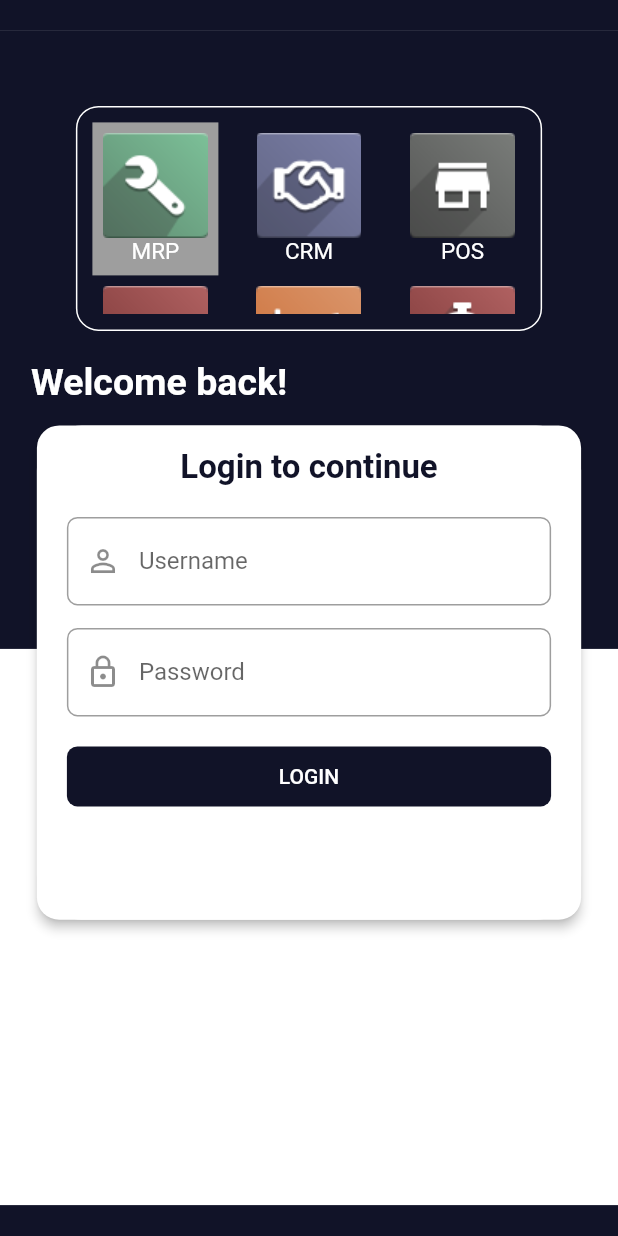
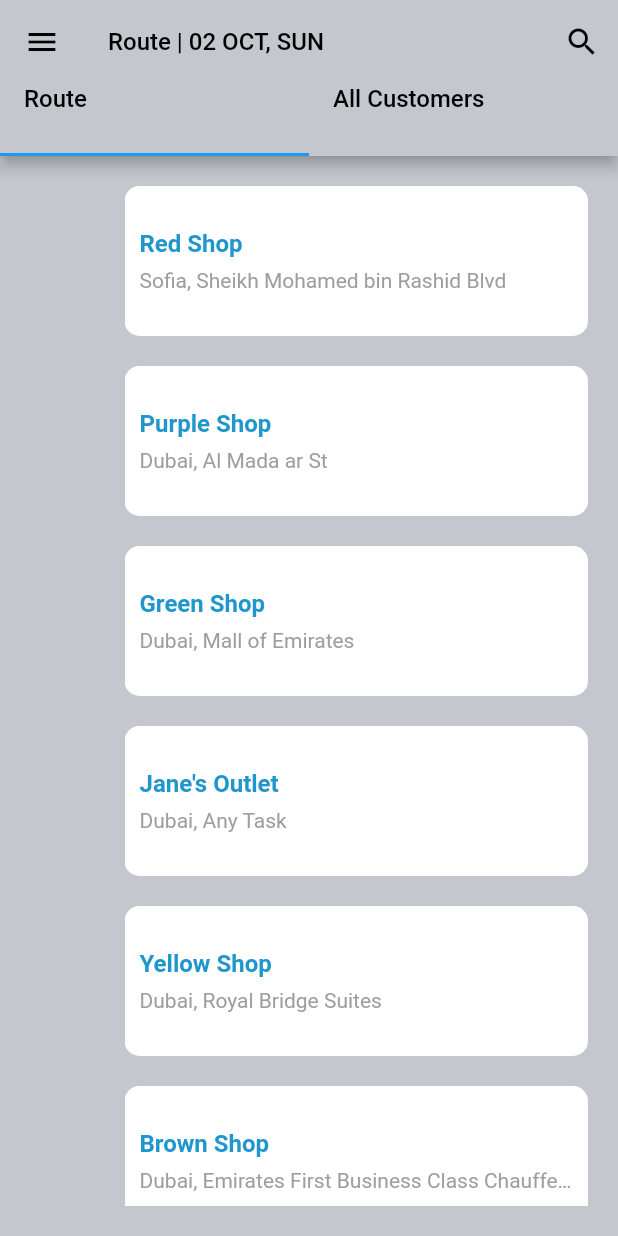
Before and after one commit to K7alid/injaz.go, a Flutter app: the screen it shows after launch, on a phone screen of 412 x 824 dp. Run offline on Flutter 3.47's test engine with Material 2 defaults, Android fonts, the phone set to English and light mode, and no system bars; our stand-ins replace flutter_bloc, fluttertoast.

Commit message:
route screen done

```diff
--- a/lib/main.dart
+++ b/lib/main.dart
@@ -2,7 +2,7 @@ import 'package:flutter/material.dart';
 import 'package:flutter_bloc/flutter_bloc.dart';
 import 'package:flutter_localizations/flutter_localizations.dart';
 import 'package:injaz_go/app_localization.dart';
-import 'package:injaz_go/module/login/login_screen.dart';
+import 'package:injaz_go/module/route_screen/route_screen.dart';
 
 import 'module/login/cubit/cubit.dart';
 import 'module/login/cubit/states.dart';
@@ -42,7 +42,7 @@ class MyApp extends StatelessWidget {
                 }
                 return supportedLocales.first;
               },
-              home: LoginScreen(),
+              home: RouteScreen(),
             );
           },
         ));
--- a/lib/module/home_screen/home_screen.dart
+++ b/lib/module/home_screen/home_screen.dart
@@ -1,5 +1,5 @@
 import 'package:flutter/material.dart';
-import 'package:injaz_go/module/home_screen/task_model.dart';
+import 'package:injaz_go/module/home_screen/model/task_model.dart';
 import 'package:injaz_go/shared/components.dart';
 import 'package:injaz_go/shared/constants.dart';
 import 'package:injaz_go/shared/widgets/custom_text.dart';
--- /dev/null
+++ b/lib/module/route_screen/model/route_tasks.dart
@@ -0,0 +1,51 @@
+class RouteTask {
+  const RouteTask({
+    required this.customerName,
+    required this.city,
+    required this.taskName,
+    required this.customerNumber,
+  });
+  final String customerName;
+  final String city;
+  final String taskName;
+  final int customerNumber;
+}
+
+List<RouteTask> routeTasks = [
+  const RouteTask(
+    customerName: 'Red Shop',
+    city: 'Sofia',
+    taskName: 'Sheikh Mohamed bin Rashid Blvd',
+    customerNumber: 0101923,
+  ),
+  const RouteTask(
+    customerName: 'Purple Shop',
+    city: 'Dubai',
+    taskName: 'Al Mada ar St',
+    customerNumber: 01000019,
+  ),
+  const RouteTask(
+    customerName: 'Green Shop',
+    city: 'Dubai',
+    taskName: 'Mall of Emirates',
+    customerNumber: 01000006,
+  ),
+  const RouteTask(
+    customerName: 'Jane\'s Outlet',
+    city: 'Dubai',
+    taskName: 'Any Task',
+    customerNumber: 01000008,
+  ),
+  const RouteTask(
+    customerName: 'Yellow Shop',
+    city: 'Dubai',
+    taskName: 'Royal Bridge Suites',
+    customerNumber: 0300019,
+  ),
+  const RouteTask(
+    customerName: 'Brown Shop',
+    city: 'Dubai',
+    taskName: 'Emirates First Business Class Chauffeur Service',
+    customerNumber: 0300019,
+  ),
+];
--- /dev/null
+++ b/lib/module/route_screen/route_screen.dart
@@ -0,0 +1,61 @@
+import 'package:flutter/material.dart';
+import 'package:injaz_go/module/route_screen/widgets/all_customer_screen_builder.dart';
+import 'package:injaz_go/module/route_screen/widgets/route_screen_builder.dart';
+import 'package:injaz_go/shared/constants.dart';
+import 'package:injaz_go/shared/widgets/custom_text.dart';
+
+class RouteScreen extends StatelessWidget {
+  const RouteScreen({Key? key}) : super(key: key);
+
+  @override
+  Widget build(BuildContext context) {
+    return DefaultTabController(
+        initialIndex: 0,
+        length: 4,
+        child: Scaffold(
+          backgroundColor: landColor,
+          appBar: AppBar(
+            backgroundColor: landColor,
+            leading: Icon(
+              Icons.menu,
+              color: Colors.black,
+            ),
+            title: const CustomText(
+              text: 'Route | 02 OCT, SUN',
+              color: Colors.black,
+            ),
+            actions: [
+              IconButton(
+                onPressed: () {},
+                icon: Icon(
+                  Icons.search,
+                  color: Colors.black,
+                ),
+              )
+            ],
+            bottom: const TabBar(
+              tabs: <Widget>[
+                Tab(
+                  child: CustomText(
+                    text: 'Route',
+                    color: Colors.black,
+                  ),
+                ),
+                Tab(
+                  child: CustomText(
+                    text: 'All Customers',
+                    color: Colors.black,
+                  ),
+                ),
+              ],
+            ),
+          ),
+          body: TabBarView(
+            children: <Widget>[
+              RouteScreenBuilder(),
+              AllCustomerScreenBuilder(),
+            ],
+          ),
+        ));
+  }
+}
--- /dev/null
+++ b/lib/module/route_screen/widgets/all_customer_screen_builder.dart
@@ -0,0 +1,53 @@
+import 'package:flutter/material.dart';
+import 'package:injaz_go/module/route_screen/model/route_tasks.dart';
+import 'package:injaz_go/shared/components.dart';
+import 'package:injaz_go/shared/constants.dart';
+import 'package:injaz_go/shared/widgets/custom_text.dart';
+
+class AllCustomerScreenBuilder extends StatelessWidget {
+  const AllCustomerScreenBuilder({Key? key}) : super(key: key);
+
+  @override
+  Widget build(BuildContext context) {
+    return Padding(
+      padding: const EdgeInsets.all(10.0),
+      child: ListView.separated(
+        itemBuilder: (context, index) => Container(
+          height: 100,
+          width: double.infinity,
+          child: Row(
+            mainAxisAlignment: MainAxisAlignment.spaceBetween,
+            children: [
+              Column(
+                crossAxisAlignment: CrossAxisAlignment.start,
+                mainAxisAlignment: MainAxisAlignment.center,
+                children: [
+                  CustomText(
+                    text: routeTasks[index].customerName,
+                    color: primaryColor,
+                    size: 18,
+                  ),
+                  spaceInHeight(height: 5),
+                  CustomText(
+                    text: routeTasks[index].taskName,
+                  ),
+                  spaceInHeight(height: 5),
+                  CustomText(
+                    text: routeTasks[index].customerNumber.toString(),
+                  ),
+                ],
+              ),
+              Icon(
+                Icons.chevron_right,
+                size: 30,
+                color: Colors.grey[700],
+              ),
+            ],
+          ),
+        ),
+        separatorBuilder: (BuildContext context, int index) => Divider(),
+        itemCount: routeTasks.length,
+      ),
+    );
+  }
+}
--- /dev/null
+++ b/lib/module/route_screen/widgets/route_screen_builder.dart
@@ -0,0 +1,51 @@
+import 'package:flutter/material.dart';
+import 'package:injaz_go/module/route_screen/model/route_tasks.dart';
+import 'package:injaz_go/shared/components.dart';
+import 'package:injaz_go/shared/constants.dart';
+import 'package:injaz_go/shared/widgets/custom_text.dart';
+
+class RouteScreenBuilder extends StatelessWidget {
+  @override
+  Widget build(BuildContext context) {
+    return Padding(
+      padding: const EdgeInsets.all(20.0),
+      child: Row(
+        mainAxisAlignment: MainAxisAlignment.end,
+        children: [
+          Container(
+            width: MediaQuery.of(context).size.width * 0.75,
+            child: ListView.separated(
+              itemBuilder: (context, index) => Container(
+                decoration: BoxDecoration(
+                  borderRadius: BorderRadius.circular(10),
+                  color: Colors.white,
+                ),
+                padding: EdgeInsets.all(10),
+                height: 100,
+                child: Column(
+                  mainAxisAlignment: MainAxisAlignment.center,
+                  children: [
+                    CustomText(
+                      text: routeTasks[index].customerName,
+                      isBold: true,
+                      color: primaryColor,
+                    ),
+                    spaceInHeight(height: 7),
+                    CustomText(
+                      text:
+                          '${routeTasks[index].city}, ${routeTasks[index].taskName}',
+                      size: 14,
+                      color: Colors.grey,
+                    ),
+                  ],
+                ),
+              ),
+              separatorBuilder: (context, index) => spaceInHeight(height: 20),
+              itemCount: routeTasks.length,
+            ),
+          ),
+        ],
+      ),
+    );
+  }
+}
--- a/lib/shared/constants.dart
+++ b/lib/shared/constants.dart
@@ -3,4 +3,6 @@ import 'dart:ui';
 const defaultColor = Color(0xFF111328);
 const primaryColor = Color(0xFF1F96CC);
 const secondaryColor = Color(0xFF103357);
+const landColor = Color(0xFFC4C7CE);
+const landColor2 = Color(0xFFECEDEF);
 const String assetImageBaseUrl = 'assets/images/';
```
Also changed, not shown: lib/module/home_screen/model/task_model.dart (renamed from lib/module/home_screen/task_model.dart).
